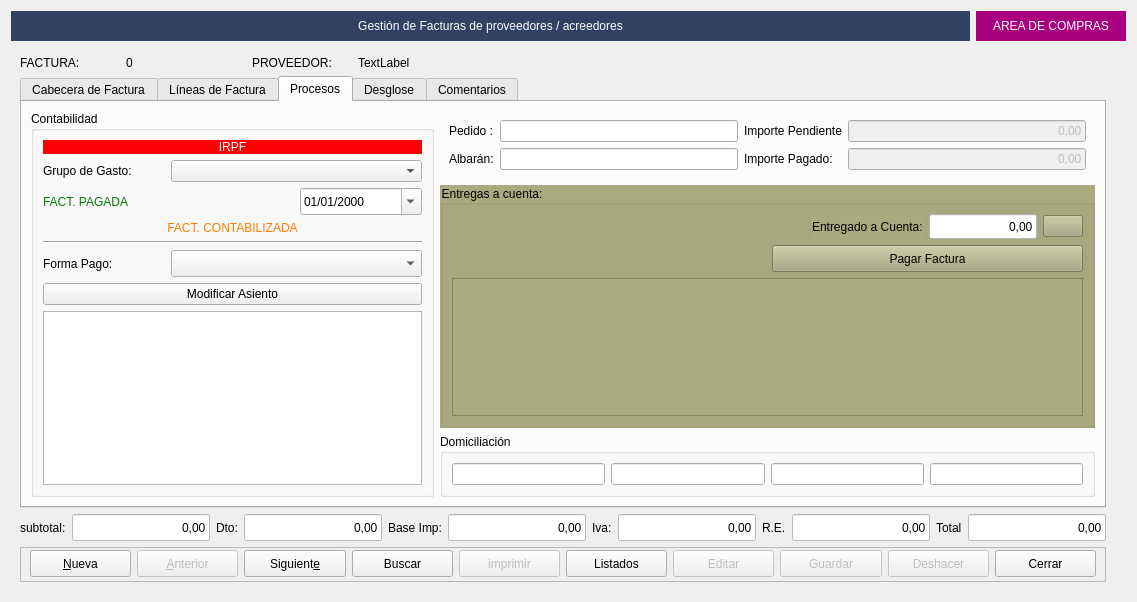
Above: RedFoX/Zona_Compras/frmfacturasproveedor.ui from arcnexus/RedFoX before the change. Below: the same form after it.
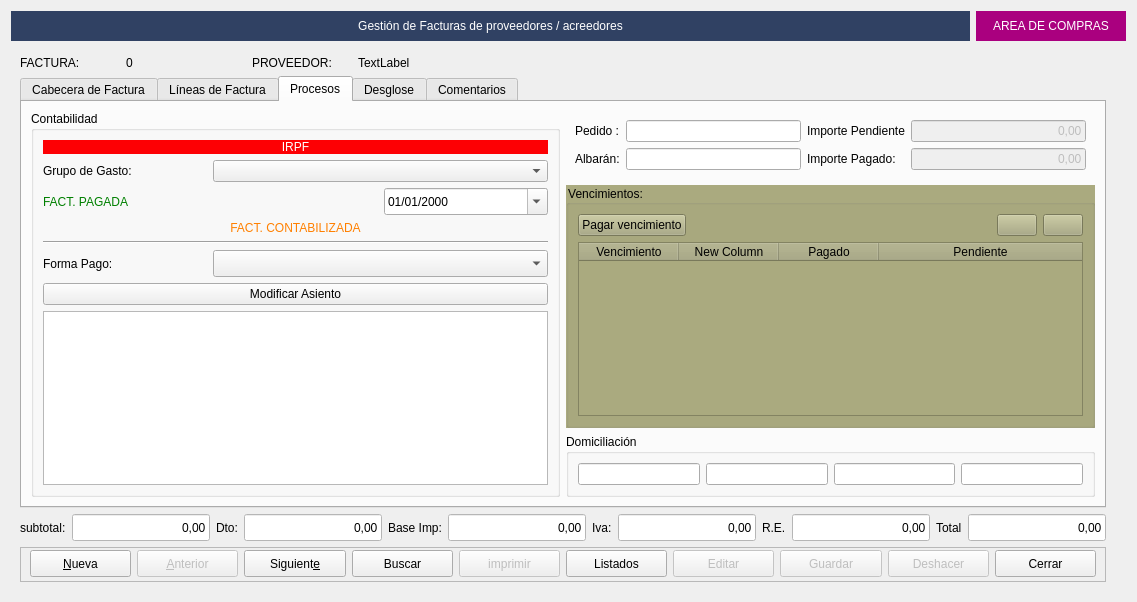
That is the form after the change. The open tabs and pages were chosen to show the change. Icons and pictures are not drawn.

Commit message: Vencimientos factura proveedor

The edit to the form file:
```diff
--- a/RedFoX/Zona_Compras/frmfacturasproveedor.ui
+++ b/RedFoX/Zona_Compras/frmfacturasproveedor.ui
@@ -707,29 +707,9 @@
               <string notr="true">background-color: rgb(170, 170, 127);</string>
              </property>
              <property name="title">
-              <string>Entregas a cuenta:</string>
+              <string>Vencimientos:</string>
              </property>
              <layout class="QGridLayout" name="gridLayout_8">
-              <item row="0" column="0">
-               <spacer name="horizontalSpacer_6">
-                <property name="orientation">
-                 <enum>Qt::Horizontal</enum>
-                </property>
-                <property name="sizeHint" stdset="0">
-                 <size>
-                  <width>314</width>
-                  <height>20</height>
-                 </size>
-                </property>
-               </spacer>
-              </item>
-              <item row="2" column="0" colspan="2">
-               <widget class="QTableView" name="tabla_entregas">
-                <property name="alternatingRowColors">
-                 <bool>true</bool>
-                </property>
-               </widget>
-              </item>
               <item row="0" column="1">
                <layout class="QHBoxLayout" name="horizontalLayout_8">
                 <item>
@@ -746,67 +726,57 @@
                  </spacer>
                 </item>
                 <item>
-                 <widget class="QLabel" name="label_23">
-                  <property name="text">
-                   <string>Entregado a Cuenta:</string>
+                 <widget class="QPushButton" name="btnAddVencimiento">
+                  <property name="sizePolicy">
+                   <sizepolicy hsizetype="Minimum" vsizetype="Preferred">
+                    <horstretch>0</horstretch>
+                    <verstretch>0</verstretch>
+                   </sizepolicy>
                   </property>
-                 </widget>
-                </item>
-                <item>
-                 <widget class="QLineEdit" name="txtentregado_a_cuenta">
-                  <property name="minimumSize">
-                   <size>
-                    <width>0</width>
-                    <height>25</height>
-                   </size>
-                  </property>
-                  <property name="maximumSize">
-                   <size>
-                    <width>120</width>
-                    <height>16777215</height>
-                   </size>
-                  </property>
-                  <property name="styleSheet">
-                   <string notr="true">background-color: rgb(255, 255, 255);
-color: rgb(0, 0, 0);</string>
-                  </property>
                   <property name="text">
-                   <string>0,00</string>
+                   <string/>
                   </property>
-                  <property name="alignment">
-                   <set>Qt::AlignRight|Qt::AlignTrailing|Qt::AlignVCenter</set>
-                  </property>
-                 </widget>
-                </item>
-                <item>
-                 <widget class="QPushButton" name="pushButton_2">
                   <property name="icon">
                    <iconset>
                     <normaloff>:/Icons/PNG/add.png</normaloff>:/Icons/PNG/add.png</iconset>
                   </property>
                   <property name="iconSize">
                    <size>
-                    <width>15</width>
-                    <height>15</height>
+                    <width>16</width>
+                    <height>16</height>
+                   </size>
+                  </property>
+                 </widget>
+                </item>
+                <item>
+                 <widget class="QPushButton" name="btnDeleteVencimiento">
+                  <property name="sizePolicy">
+                   <sizepolicy hsizetype="Minimum" vsizetype="Preferred">
+                    <horstretch>0</horstretch>
+                    <verstretch>0</verstretch>
+                   </sizepolicy>
+                  </property>
+                  <property name="text">
+                   <string/>
+                  </property>
+                  <property name="icon">
+                   <iconset resource="../maya.qrc">
+                    <normaloff>:/Icons/PNG/Delete.png</normaloff>:/Icons/PNG/Delete.png</iconset>
+                  </property>
+                  <property name="iconSize">
+                   <size>
+                    <width>16</width>
+                    <height>16</height>
                    </size>
                   </property>
                  </widget>
                 </item>
                </layout>
               </item>
-              <item row="1" column="1">
-               <widget class="QPushButton" name="btnCobrar">
-                <property name="minimumSize">
-                 <size>
-                  <width>0</width>
-                  <height>27</height>
-                 </size>
-                </property>
-                <property name="styleSheet">
-                 <string notr="true">color:rgb(0, 0, 0);</string>
-                </property>
+              <item row="0" column="0">
+               <widget class="QPushButton" name="btnPagarVencimiento">
                 <property name="text">
-                 <string>Pagar Factura</string>
+                 <string>Pagar vencimiento</string>
                 </property>
                 <property name="icon">
                  <iconset>
@@ -814,12 +784,48 @@
                 </property>
                 <property name="iconSize">
                  <size>
-                  <width>24</width>
-                  <height>24</height>
+                  <width>32</width>
+                  <height>32</height>
                  </size>
                 </property>
                </widget>
               </item>
+              <item row="1" column="0" colspan="2">
+               <widget class="QTableWidget" name="tabla_vencimientos">
+                <property name="selectionMode">
+                 <enum>QAbstractItemView::SingleSelection</enum>
+                </property>
+                <property name="selectionBehavior">
+                 <enum>QAbstractItemView::SelectRows</enum>
+                </property>
+                <attribute name="horizontalHeaderMinimumSectionSize">
+                 <number>1</number>
+                </attribute>
+                <attribute name="horizontalHeaderStretchLastSection">
+                 <bool>true</bool>
+                </attribute>
+                <column>
+                 <property name="text">
+                  <string>Vencimiento</string>
+                 </property>
+                </column>
+                <column>
+                 <property name="text">
+                  <string>New Column</string>
+                 </property>
+                </column>
+                <column>
+                 <property name="text">
+                  <string>Pagado</string>
+                 </property>
+                </column>
+                <column>
+                 <property name="text">
+                  <string>Pendiente</string>
+                 </property>
+                </column>
+               </widget>
+              </item>
              </layout>
             </widget>
            </item>
```
Left out of the diff: 48 changed lines with no effect on the pictures. The commit also changes 4 other files.
